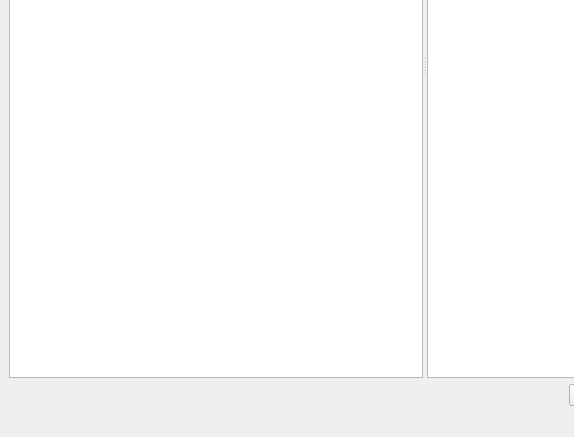
First picture: the form in src/MainWindow/mainWindow.ui, repository Hryapusek/aps-qt, before the edit; both pictures show x 0 to 574 and y 258 to 695 of the 1390 by 695 pixel window.
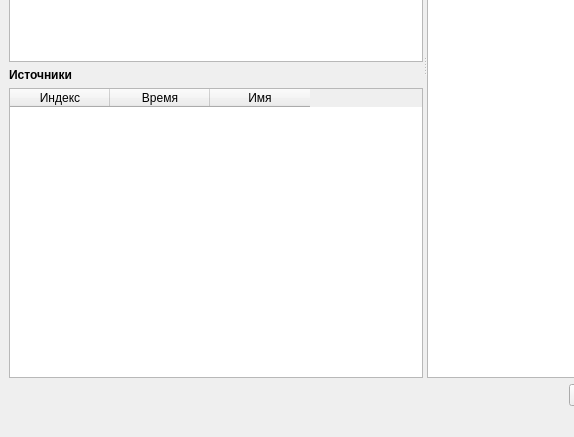
Second picture: the form after the edit.

Commit message: new: clients table was added

Diff of the .ui file:
```diff
--- a/src/MainWindow/mainWindow.ui
+++ b/src/MainWindow/mainWindow.ui
@@ -63,6 +63,38 @@
               </column>
              </widget>
             </item>
+            <item>
+             <widget class="QLabel" name="label_4">
+              <property name="text">
+               <string>&lt;html&gt;&lt;head/&gt;&lt;body&gt;&lt;p&gt;&lt;span style=&quot; font-weight:700;&quot;&gt;Источники&lt;/span&gt;&lt;/p&gt;&lt;/body&gt;&lt;/html&gt;</string>
+              </property>
+             </widget>
+            </item>
+            <item>
+             <widget class="QTableWidget" name="clientsTable">
+              <property name="minimumSize">
+               <size>
+                <width>10</width>
+                <height>0</height>
+               </size>
+              </property>
+              <column>
+               <property name="text">
+                <string>Индекс</string>
+               </property>
+              </column>
+              <column>
+               <property name="text">
+                <string>Время</string>
+               </property>
+              </column>
+              <column>
+               <property name="text">
+                <string>Имя</string>
+               </property>
+              </column>
+             </widget>
+            </item>
            </layout>
           </widget>
           <widget class="QWidget" name="verticalLayoutWidget_2">
```
The commit also changes 18 other files.
